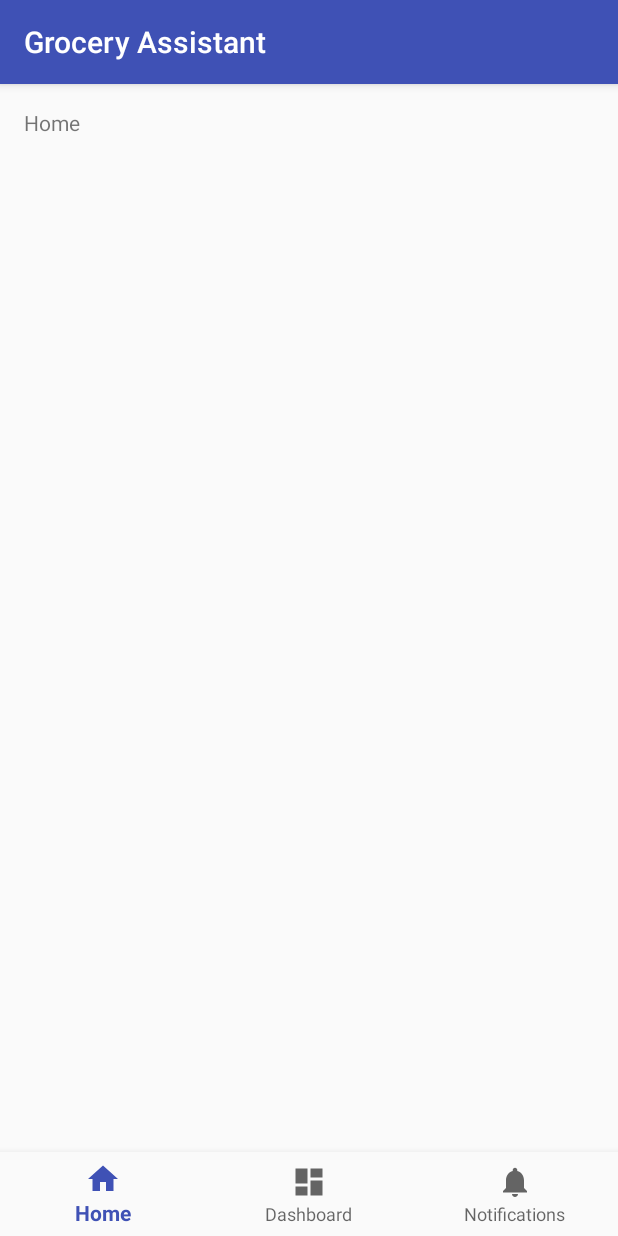
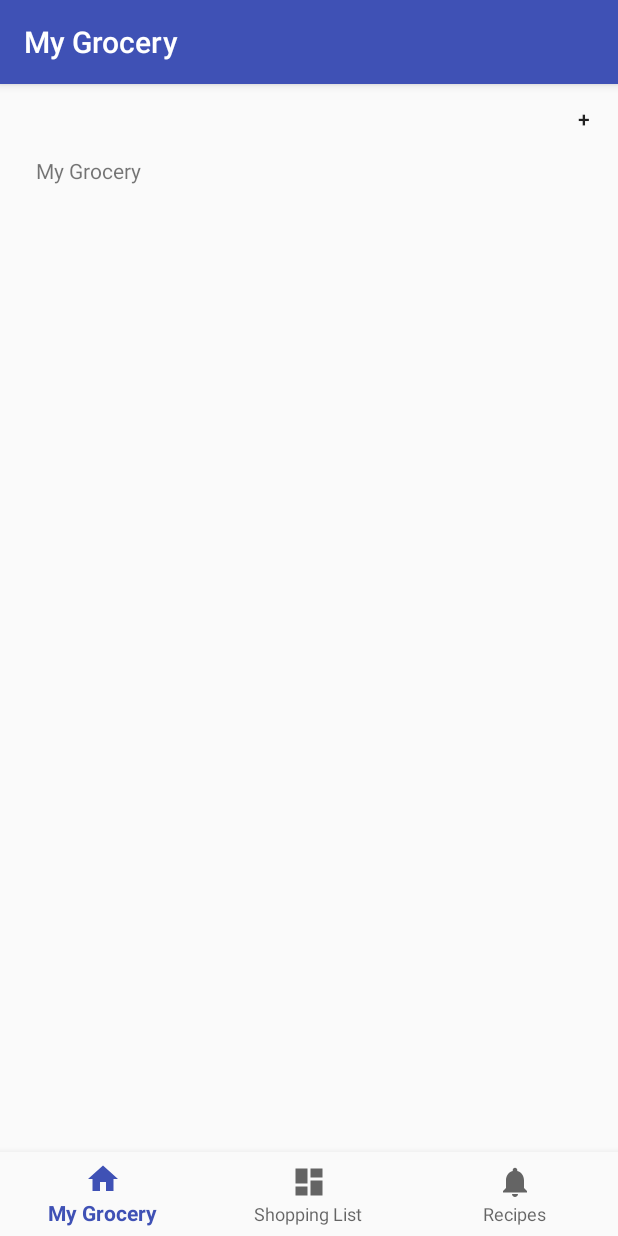
Before and after one commit to wang2262/grocery_assistant, an Android app: the screen it shows after launch (MainActivity), on a phone screen of 412 x 824 dp. Run offline under Robolectric (Android 15) with nearby library versions, the phone set to English and light mode, and no system bars.

Commit message:
Fixed issues with switching activities Added "+" button to My Grocery list activity

```diff
--- a/app/src/main/AndroidManifest.xml
+++ b/app/src/main/AndroidManifest.xml
@@ -11,7 +11,7 @@
         android:theme="@style/AppTheme">
         <activity
             android:name=".MainActivity"
-            android:label="@string/app_name">
+            android:label="@string/title_mygrocery">
             <intent-filter>
                 <action android:name="android.intent.action.MAIN" />
 
--- a/app/src/main/java/com/example/team22cs407/groceryassistant/MainActivity.java
+++ b/app/src/main/java/com/example/team22cs407/groceryassistant/MainActivity.java
@@ -1,5 +1,6 @@
 package com.example.team22cs407.groceryassistant;
 
+import android.content.Intent;
 import android.os.Bundle;
 import android.support.annotation.NonNull;
 import android.support.design.widget.BottomNavigationView;
@@ -18,13 +19,16 @@ public class MainActivity extends AppCompatActivity {
         public boolean onNavigationItemSelected(@NonNull MenuItem item) {
             switch (item.getItemId()) {
                 case R.id.navigation_home:
-                    mTextMessage.setText(R.string.title_home);
+                    Intent mygrocery = new Intent(MainActivity.this, MainActivity.class);
+                    startActivity(mygrocery);
                     return true;
                 case R.id.navigation_dashboard:
-                    mTextMessage.setText(R.string.title_dashboard);
+                    Intent shoppinglist = new Intent(MainActivity.this, ShoppingList.class);
+                    startActivity(shoppinglist);
                     return true;
                 case R.id.navigation_notifications:
-                    mTextMessage.setText(R.string.title_notifications);
+                    Intent recipes = new Intent(MainActivity.this, Recipes.class);
+                    startActivity(recipes);
                     return true;
             }
             return false;
@@ -36,8 +40,8 @@ public class MainActivity extends AppCompatActivity {
         super.onCreate(savedInstanceState);
         setContentView(R.layout.activity_main);
 
-        mTextMessage = (TextView) findViewById(R.id.message);
-        BottomNavigationView navigation = (BottomNavigationView) findViewById(R.id.navigation);
+        mTextMessage = findViewById(R.id.message);
+        BottomNavigationView navigation = findViewById(R.id.navigation);
         navigation.setOnNavigationItemSelectedListener(mOnNavigationItemSelectedListener);
     }
 
--- a/app/src/main/res/layout/activity_main.xml
+++ b/app/src/main/res/layout/activity_main.xml
@@ -11,11 +11,22 @@
         android:id="@+id/message"
         android:layout_width="wrap_content"
         android:layout_height="wrap_content"
-        android:layout_marginLeft="@dimen/activity_horizontal_margin"
-        android:layout_marginStart="@dimen/activity_horizontal_margin"
-        android:layout_marginTop="@dimen/activity_vertical_margin"
-        android:text="@string/title_home"
+        android:layout_marginStart="24dp"
+        android:layout_marginTop="48dp"
+        android:text="@string/title_mygrocery"
         app:layout_constraintLeft_toLeftOf="parent"
+        app:layout_constraintTop_toTopOf="parent" />
+
+    <Button
+        android:id="@+id/Button1"
+        style="?android:attr/borderlessButtonStyle"
+        android:layout_width="38dp"
+        android:layout_height="38dp"
+        android:layout_marginEnd="3dp"
+        android:layout_marginTop="3dp"
+        android:onClick="addDialog"
+        android:text="+"
+        app:layout_constraintEnd_toEndOf="parent"
         app:layout_constraintTop_toTopOf="parent" />
 
     <android.support.design.widget.BottomNavigationView
--- a/app/src/main/res/layout/activity_shopping_list.xml
+++ b/app/src/main/res/layout/activity_shopping_list.xml
@@ -11,10 +11,9 @@
         android:id="@+id/message"
         android:layout_width="wrap_content"
         android:layout_height="wrap_content"
-        android:layout_marginLeft="@dimen/activity_horizontal_margin"
         android:layout_marginStart="@dimen/activity_horizontal_margin"
         android:layout_marginTop="@dimen/activity_vertical_margin"
-        android:text="@string/title_home"
+        android:text="@string/title_shoppinglist"
         app:layout_constraintLeft_toLeftOf="parent"
         app:layout_constraintTop_toTopOf="parent" />
 
--- a/app/src/main/res/menu/navigation.xml
+++ b/app/src/main/res/menu/navigation.xml
@@ -4,16 +4,16 @@
     <item
         android:id="@+id/navigation_home"
         android:icon="@drawable/ic_home_black_24dp"
-        android:title="@string/title_home" />
+        android:title="@string/title_mygrocery" />
 
     <item
         android:id="@+id/navigation_dashboard"
         android:icon="@drawable/ic_dashboard_black_24dp"
-        android:title="@string/title_dashboard" />
+        android:title="@string/title_shoppinglist" />
 
     <item
         android:id="@+id/navigation_notifications"
         android:icon="@drawable/ic_notifications_black_24dp"
-        android:title="@string/title_notifications" />
+        android:title="@string/title_Recipes" />
 
 </menu>
--- a/app/src/main/res/values/strings.xml
+++ b/app/src/main/res/values/strings.xml
@@ -1,8 +1,8 @@
 <resources>
     <string name="app_name">Grocery Assistant</string>
-    <string name="title_home">Home</string>
-    <string name="title_dashboard">Dashboard</string>
-    <string name="title_notifications">Notifications</string>
-    <string name="title_activity_shopping_list">ShoppingList</string>
+    <string name="title_mygrocery">My Grocery</string>
+    <string name="title_shoppinglist">Shopping List</string>
+    <string name="title_Recipes">Recipes</string>
+    <string name="title_activity_shopping_list">Shopping List</string>
     <string name="title_activity_recipes">Recipes</string>
 </resources>
```
Also changed, not shown: app/src/main/java/com/example/team22cs407/groceryassistant/Recipes.java (+12 -5 lines), app/src/main/java/com/example/team22cs407/groceryassistant/ShoppingList.java (+9 -5 lines), app/src/main/res/layout/activity_recipes.xml (+0 -11 lines).
